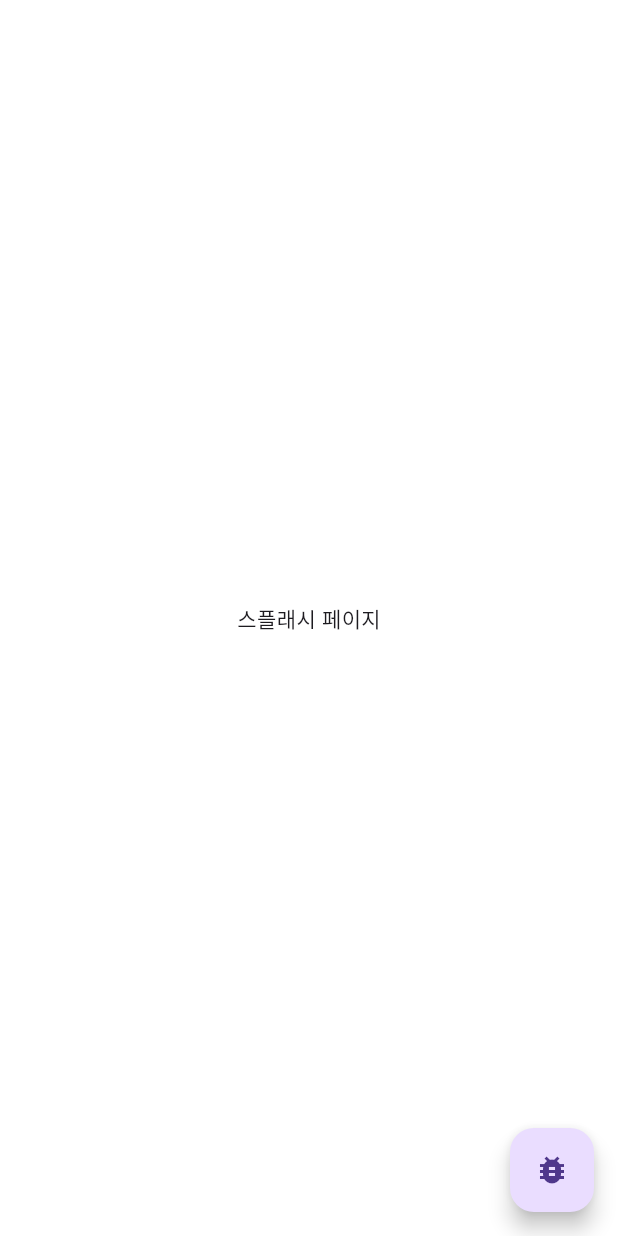
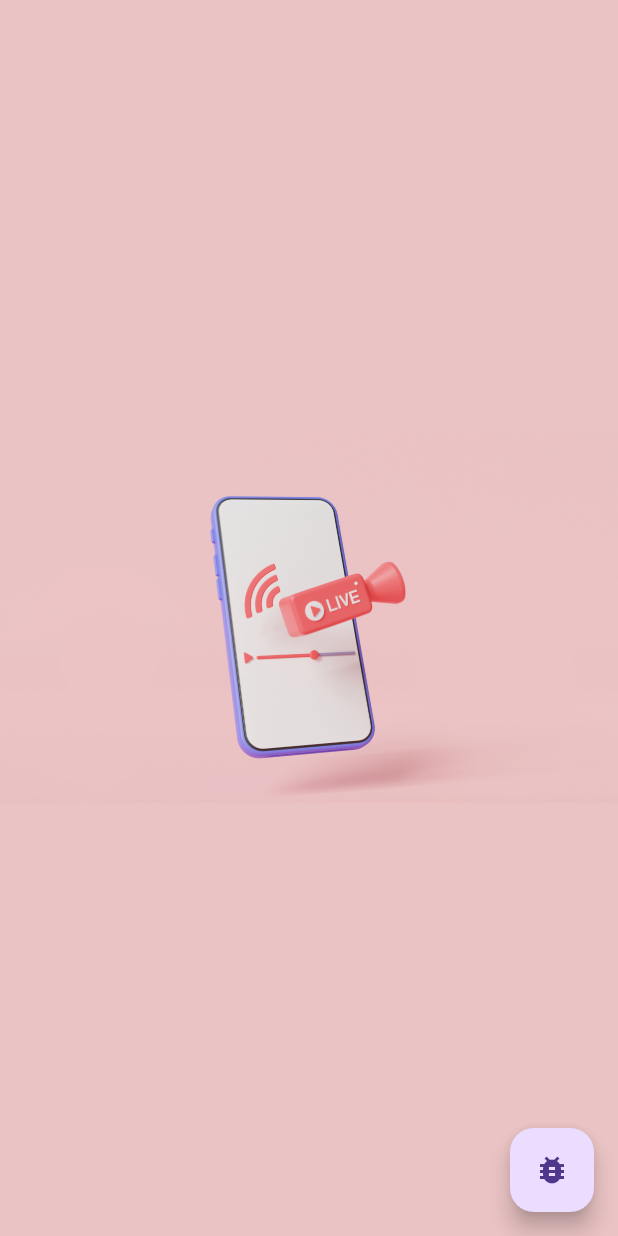
Before and after one commit to green-laviu/laviu-flutter, a Flutter app: the screen it shows after launch, on a phone screen of 412 x 824 dp. Run offline on Flutter 3.47's test engine with Material 3 defaults, Android fonts, the phone set to English and light mode, and no system bars; our stand-ins replace dio, flutter_dotenv, flutter_riverpod, flutter_secure_storage, flutter_svg, google_fonts and 1 more.

Commit message:
임시 splash 이미지

```diff
--- a/lib/ui/pages/splash/splash_page.dart
+++ b/lib/ui/pages/splash/splash_page.dart
@@ -8,8 +8,14 @@ class SplashPage extends StatelessWidget {
   @override
   Widget build(BuildContext context) {
     return Scaffold(
+      backgroundColor: Color(0xFFEAC3C4),
       body: Center(
-        child: Text("스플래시 페이지"),
+        child: Image.asset(
+          'assets/images/splash.jpg',
+          width: double.infinity,
+          height: double.infinity,
+          fit: BoxFit.contain,
+        ),
       ),
       floatingActionButton: MDevFloatingBtn(
         onPressed: () {
```
Also changed, not shown: assets/images/splash.jpg (added).
